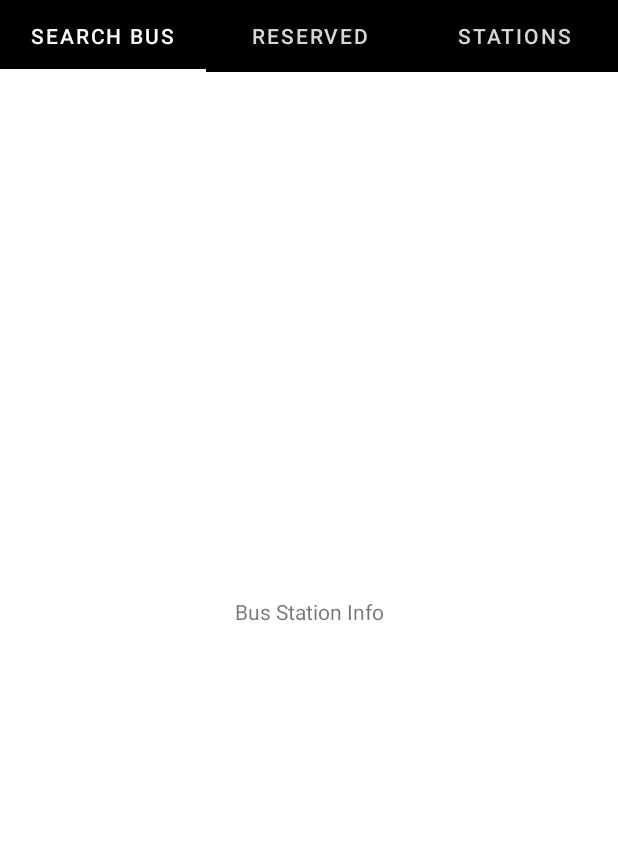
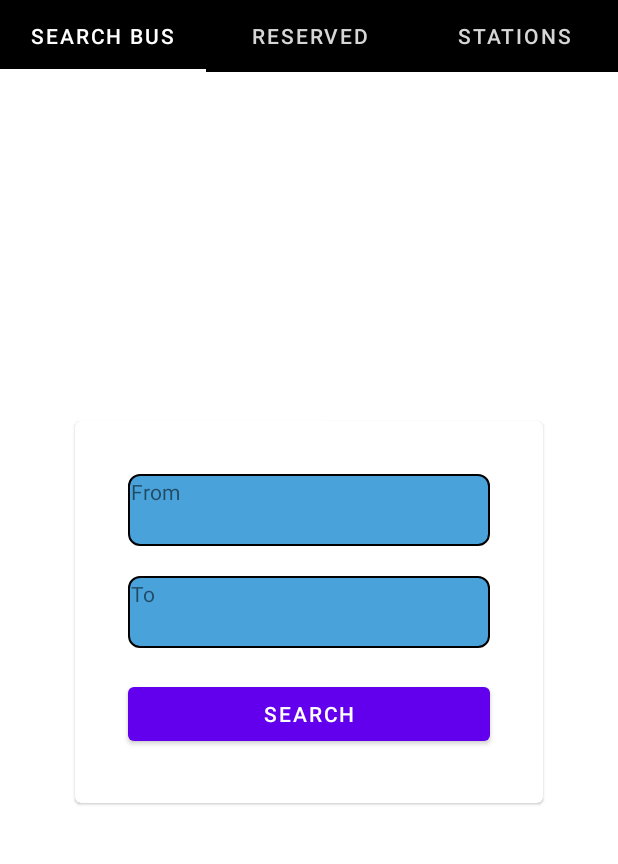
Before and after one commit to rohidas-gowda/bus-timings, an Android app: the screen it shows after launch (MainActivity), on a phone screen of 412 x 824 dp, the part 84-948 px from its top. Run offline under Robolectric (Android 15) with nearby library versions, the phone set to English and light mode, and no system bars.

Commit message:
feat: from to user input field

```diff
--- a/app/src/main/AndroidManifest.xml
+++ b/app/src/main/AndroidManifest.xml
@@ -10,6 +10,12 @@
         android:supportsRtl="true"
         android:theme="@style/Theme.BusTimings">
         <activity
+            android:name=".ToUserDataActivity"
+            android:exported="false" />
+        <activity
+            android:name=".FromUserDataActivity"
+            android:exported="false" />
+        <activity
             android:name=".MainActivity"
             android:exported="true">
             <intent-filter>
--- a/app/src/main/java/com/andromojo/bustimings/SearchBusInfo.java
+++ b/app/src/main/java/com/andromojo/bustimings/SearchBusInfo.java
@@ -7,6 +7,8 @@ import androidx.fragment.app.Fragment;
 import android.view.LayoutInflater;
 import android.view.View;
 import android.view.ViewGroup;
+import android.widget.TextView;
+import android.widget.Toast;
 
 /**
  * A simple {@link Fragment} subclass.
@@ -14,6 +16,7 @@ import android.view.ViewGroup;
  * create an instance of this fragment.
  */
 public class SearchBusInfo extends Fragment {
+    TextView fromUserData, toUserData;
 
     // TODO: Rename parameter arguments, choose names that match
     // the fragment initialization parameters, e.g. ARG_ITEM_NUMBER
@@ -59,6 +62,23 @@ public class SearchBusInfo extends Fragment {
     public View onCreateView(LayoutInflater inflater, ViewGroup container,
                              Bundle savedInstanceState) {
         // Inflate the layout for this fragment
-        return inflater.inflate(R.layout.fragment_search_bus_info, container, false);
+        View view = inflater.inflate(R.layout.fragment_search_bus_info, container, false);
+        fromUserData = view.findViewById(R.id.from_user_data);
+        toUserData = view.findViewById(R.id.to_user_data);
+
+        fromUserData.setOnClickListener(new View.OnClickListener() {
+            @Override
+            public void onClick(View view) {
+                Toast.makeText(getActivity(),"From User Data",Toast.LENGTH_SHORT).show();
+            }
+        });
+
+        toUserData.setOnClickListener(new View.OnClickListener() {
+            @Override
+            public void onClick(View view) {
+                Toast.makeText(getActivity(),"To User Data",Toast.LENGTH_SHORT).show();
+            }
+        });
+        return view;
     }
 }
--- /dev/null
+++ b/app/src/main/res/drawable/from_to_text_border.xml
@@ -0,0 +1,16 @@
+<?xml version="1.0" encoding="utf-8"?>
+<shape xmlns:android="http://schemas.android.com/apk/res/android">
+<stroke
+    android:width="1dp"
+    android:color="#000000"/>
+
+    <solid android:color="#49A2DA"/>
+
+    <padding
+        android:left="2dp"
+        android:right="2dp"
+        android:bottom="2dp"
+        android:top="2dp"/>
+
+    <corners android:radius="7dp"/>
+</shape>
--- a/app/src/main/res/layout/fragment_search_bus_info.xml
+++ b/app/src/main/res/layout/fragment_search_bus_info.xml
@@ -1,15 +1,65 @@
 <?xml version="1.0" encoding="utf-8"?>
 <FrameLayout xmlns:android="http://schemas.android.com/apk/res/android"
+    xmlns:app="http://schemas.android.com/apk/res-auto"
     xmlns:tools="http://schemas.android.com/tools"
     android:layout_width="match_parent"
     android:layout_height="match_parent"
     tools:context=".SearchBusInfo">
 
     <!-- TODO: Update blank fragment layout -->
-    <TextView
+    <com.google.android.material.card.MaterialCardView
         android:layout_width="match_parent"
-        android:layout_height="match_parent"
-        android:gravity="center"
-        android:text="Bus Station Info" />
+        android:layout_height="wrap_content"
+        android:layout_gravity="center"
+        android:layout_margin="50dp"
+        android:background="#000">
+
+        <androidx.constraintlayout.widget.ConstraintLayout
+            android:layout_width="match_parent"
+            android:layout_height="match_parent"
+            android:layout_margin="15dp">
+
+            <TextView
+                android:id="@+id/from_user_data"
+                android:layout_width="match_parent"
+                android:layout_height="48dp"
+                android:layout_margin="20dp"
+                android:text="From"
+                android:background="@drawable/from_to_text_border"
+                app:layout_constraintEnd_toEndOf="parent"
+                app:layout_constraintHorizontal_bias="0.5"
+                app:layout_constraintStart_toStartOf="parent"
+                app:layout_constraintTop_toTopOf="parent" />
+
+            <TextView
+                android:id="@+id/to_user_data"
+                android:layout_width="match_parent"
+                android:layout_height="48dp"
+                android:layout_margin="20dp"
+                android:text="To"
+                android:background="@drawable/from_to_text_border"
+                app:layout_constraintEnd_toEndOf="parent"
+                app:layout_constraintHorizontal_bias="0.5"
+                app:layout_constraintStart_toStartOf="parent"
+                app:layout_constraintTop_toBottomOf="@+id/from_user_data" />
+
+            <Button
+                android:layout_width="match_parent"
+                android:layout_height="48dp"
+                android:layout_margin="20dp"
+                android:text="Search"
+                app:layout_constraintBottom_toBottomOf="parent"
+                app:layout_constraintEnd_toEndOf="parent"
+                app:layout_constraintHorizontal_bias="0.5"
+                app:layout_constraintStart_toStartOf="parent"
+                app:layout_constraintTop_toBottomOf="@+id/to_user_data" />
+
+        </androidx.constraintlayout.widget.ConstraintLayout>
+
+
+
+
+
+    </com.google.android.material.card.MaterialCardView>
 
 </FrameLayout>
```
Also changed, not shown: app/src/main/java/com/andromojo/bustimings/FromUserDataActivity.java (added, +14 -0 lines), app/src/main/java/com/andromojo/bustimings/ToUserDataActivity.java (added, +14 -0 lines), app/src/main/res/layout/activity_from_user_data.xml (added, +9 -0 lines), app/src/main/res/layout/activity_to_user_data.xml (added, +9 -0 lines).
